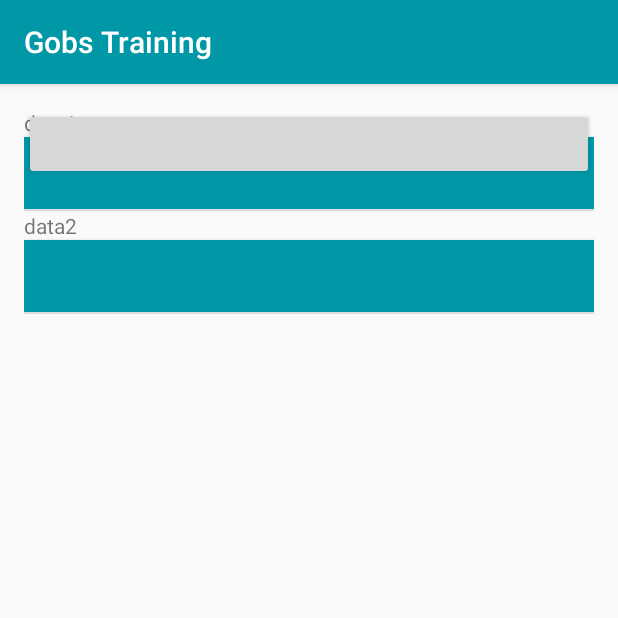
After one commit to valiantazarya/InteractiveTraining, an Android app: the LearningModule screen opened directly, with no data from a screen before it, on a phone screen of 412 x 824 dp, the top half of it. The commit adds this screen. Run offline under Robolectric (Android 15) with nearby library versions, the phone set to English and light mode, and no system bars.

Commit message:
Activity Learning Module

```diff
--- a/app/src/main/AndroidManifest.xml
+++ b/app/src/main/AndroidManifest.xml
@@ -10,21 +10,22 @@
         android:theme="@style/AppTheme">
         <activity
             android:name=".LoginActivity"
-            android:windowSoftInputMode="stateVisible|adjustResize"
-            android:theme="@style/LoginTheme" />
+            android:theme="@style/LoginTheme"
+            android:windowSoftInputMode="stateVisible|adjustResize" />
         <activity android:name=".MainActivity" />
         <!-- Splash screen -->
         <activity
             android:name=".SplashScreen"
             android:label="@string/app_name"
             android:screenOrientation="portrait"
-            android:theme="@style/Theme.Design.NoActionBar" >
+            android:theme="@style/Theme.Design.NoActionBar">
             <intent-filter>
                 <action android:name="android.intent.action.MAIN" />
 
                 <category android:name="android.intent.category.LAUNCHER" />
             </intent-filter>
         </activity>
+        <activity android:name=".LearningModule"></activity>
     </application>
 
 </manifest>
--- /dev/null
+++ b/app/src/main/java/com/thepoweroftether/interactivetraining/LearningModule.java
@@ -0,0 +1,71 @@
+package com.thepoweroftether.interactivetraining;
+
+import android.content.Context;
+import android.support.v7.app.AppCompatActivity;
+import android.os.Bundle;
+import android.view.LayoutInflater;
+import android.view.View;
+import android.view.ViewGroup;
+import android.widget.BaseAdapter;
+import android.widget.ListView;
+import android.widget.TextView;
+
+import java.util.ArrayList;
+import java.util.List;
+
+public class LearningModule extends AppCompatActivity {
+
+    @Override
+    protected void onCreate(Bundle savedInstanceState) {
+        super.onCreate(savedInstanceState);
+        setContentView(R.layout.activity_learning_module);
+
+        ListView listModule = (ListView) findViewById(R.id.listModule);
+        listModule.setAdapter(new yourAdapter(this, new String[] { "data1",
+                "data2" }));
+    }
+}
+
+class yourAdapter extends BaseAdapter {
+
+    Context context;
+    String[] data;
+    private static LayoutInflater inflater = null;
+
+    public yourAdapter(Context context, String[] data) {
+        // TODO Auto-generated constructor stub
+        this.context = context;
+        this.data = data;
+        inflater = (LayoutInflater) context
+                .getSystemService(Context.LAYOUT_INFLATER_SERVICE);
+    }
+
+    @Override
+    public int getCount() {
+        // TODO Auto-generated method stub
+        return data.length;
+    }
+
+    @Override
+    public Object getItem(int position) {
+        // TODO Auto-generated method stub
+        return data[position];
+    }
+
+    @Override
+    public long getItemId(int position) {
+        // TODO Auto-generated method stub
+        return position;
+    }
+
+    @Override
+    public View getView(int position, View convertView, ViewGroup parent) {
+        // TODO Auto-generated method stub
+        View vi = convertView;
+        if (vi == null)
+            vi = inflater.inflate(R.layout.itemlearningmodule, null);
+        TextView text = (TextView) vi.findViewById(R.id.textItem);
+        text.setText(data[position]);
+        return vi;
+    }
+}
--- a/app/src/main/java/com/thepoweroftether/interactivetraining/LoginActivity.java
+++ b/app/src/main/java/com/thepoweroftether/interactivetraining/LoginActivity.java
@@ -1,7 +1,10 @@
 package com.thepoweroftether.interactivetraining;
 
+import android.content.Intent;
 import android.support.v7.app.AppCompatActivity;
 import android.os.Bundle;
+import android.view.View;
+import android.widget.Button;
 
 public class LoginActivity extends AppCompatActivity {
 
@@ -9,5 +12,15 @@ public class LoginActivity extends AppCompatActivity {
     protected void onCreate(Bundle savedInstanceState) {
         super.onCreate(savedInstanceState);
         setContentView(R.layout.activity_login);
+
+        Button btnLogin = (Button) findViewById(R.id.login_button);
+        btnLogin.setOnClickListener(new View.OnClickListener() {
+            @Override
+            public void onClick(View v) {
+                startActivity(
+                        new Intent(LoginActivity.this, LearningModule.class)
+                );
+            }
+        });
     }
 }
--- /dev/null
+++ b/app/src/main/res/layout/activity_learning_module.xml
@@ -0,0 +1,21 @@
+<?xml version="1.0" encoding="utf-8"?>
+<RelativeLayout xmlns:android="http://schemas.android.com/apk/res/android"
+    xmlns:tools="http://schemas.android.com/tools"
+    android:id="@+id/activity_learning_module"
+    android:layout_width="match_parent"
+    android:layout_height="match_parent"
+    android:paddingBottom="@dimen/activity_vertical_margin"
+    android:paddingLeft="@dimen/activity_horizontal_margin"
+    android:paddingRight="@dimen/activity_horizontal_margin"
+    android:paddingTop="@dimen/activity_vertical_margin"
+    tools:context="com.thepoweroftether.interactivetraining.LearningModule">
+
+    <Button
+        android:id="@+id/btnItem"
+        android:layout_width="match_parent"
+        android:layout_height="wrap_content" />
+    <ListView
+        android:id="@+id/listModule"
+        android:layout_width="match_parent"
+        android:layout_height="match_parent"></ListView>
+</RelativeLayout>
--- /dev/null
+++ b/app/src/main/res/layout/itemlearningmodule.xml
@@ -0,0 +1,18 @@
+<?xml version="1.0" encoding="utf-8"?>
+<LinearLayout xmlns:android="http://schemas.android.com/apk/res/android"
+    android:orientation="vertical" android:layout_width="match_parent"
+    android:layout_height="match_parent">
+
+    <TextView
+        android:id="@+id/textItem"
+        android:layout_weight="1"
+        android:layout_width="match_parent"
+        android:layout_height="0dp" />
+    <Button
+        android:layout_weight="1"
+        android:background="@color/colorPrimary"
+        android:textColor="@color/colorPrimaryDark"
+        android:id="@+id/btnDownload"
+        android:layout_width="match_parent"
+        android:layout_height="wrap_content" />
+</LinearLayout>
--- a/build.gradle
+++ b/build.gradle
@@ -5,7 +5,7 @@ buildscript {
         jcenter()
     }
     dependencies {
-        classpath 'com.android.tools.build:gradle:2.1.2'
+        classpath 'com.android.tools.build:gradle:2.2.1'
 
         // NOTE: Do not place your application dependencies here; they belong
         // in the individual module build.gradle files
```
Also changed, not shown: gradle/wrapper/gradle-wrapper.properties.
